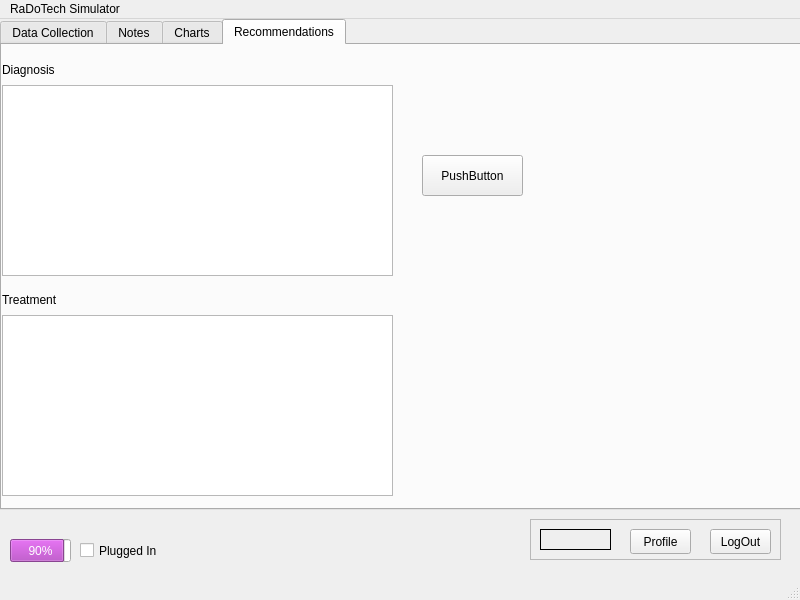
Qt form mainwindow.ui (Matt-desousa/COMP3004-FinalProject) before a commit.
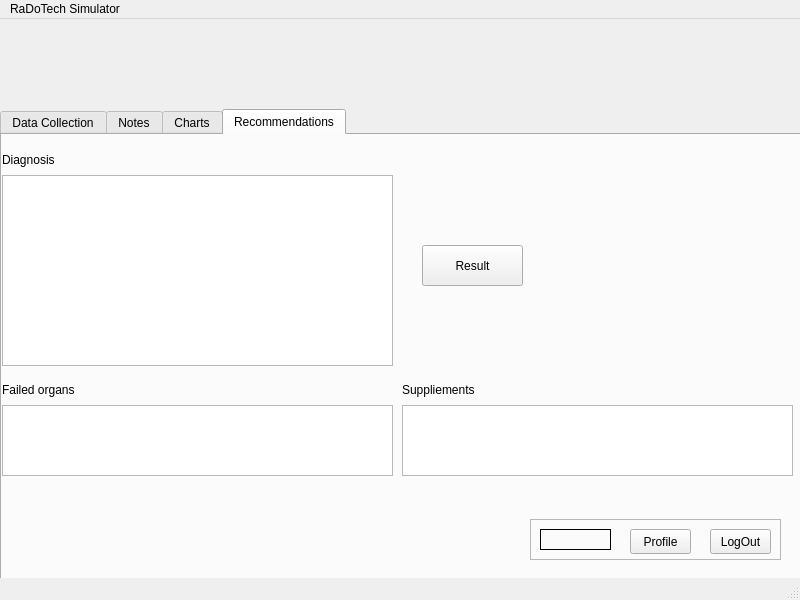
The same form after that commit. The open tabs and pages were chosen to show the change.

The edit to the form file:
```diff
--- a/mainwindow.ui
+++ b/mainwindow.ui
@@ -93,7 +93,7 @@
     <property name="geometry">
      <rect>
       <x>0</x>
-      <y>0</y>
+      <y>90</y>
       <width>801</width>
       <height>491</height>
      </rect>
@@ -1420,7 +1420,7 @@
        </rect>
       </property>
       <property name="text">
-       <string>Treatment</string>
+       <string>Failed organs</string>
       </property>
      </widget>
      <widget class="QTextEdit" name="Dia">
@@ -1439,7 +1439,7 @@
         <x>0</x>
         <y>270</y>
         <width>391</width>
-        <height>181</height>
+        <height>71</height>
        </rect>
       </property>
      </widget>
@@ -1453,7 +1453,30 @@
        </rect>
       </property>
       <property name="text">
-       <string>PushButton</string>
+       <string>Result</string>
+      </property>
+     </widget>
+     <widget class="QLabel" name="label_28">
+      <property name="geometry">
+       <rect>
+        <x>400</x>
+        <y>230</y>
+        <width>120</width>
+        <height>49</height>
+       </rect>
+      </property>
+      <property name="text">
+       <string>Suppliements</string>
+      </property>
+     </widget>
+     <widget class="QTextEdit" name="Supp">
+      <property name="geometry">
+       <rect>
+        <x>400</x>
+        <y>270</y>
+        <width>391</width>
+        <height>71</height>
+       </rect>
       </property>
      </widget>
     </widget>
```
Left out of the diff: 6 changed lines with no effect on the pictures.
